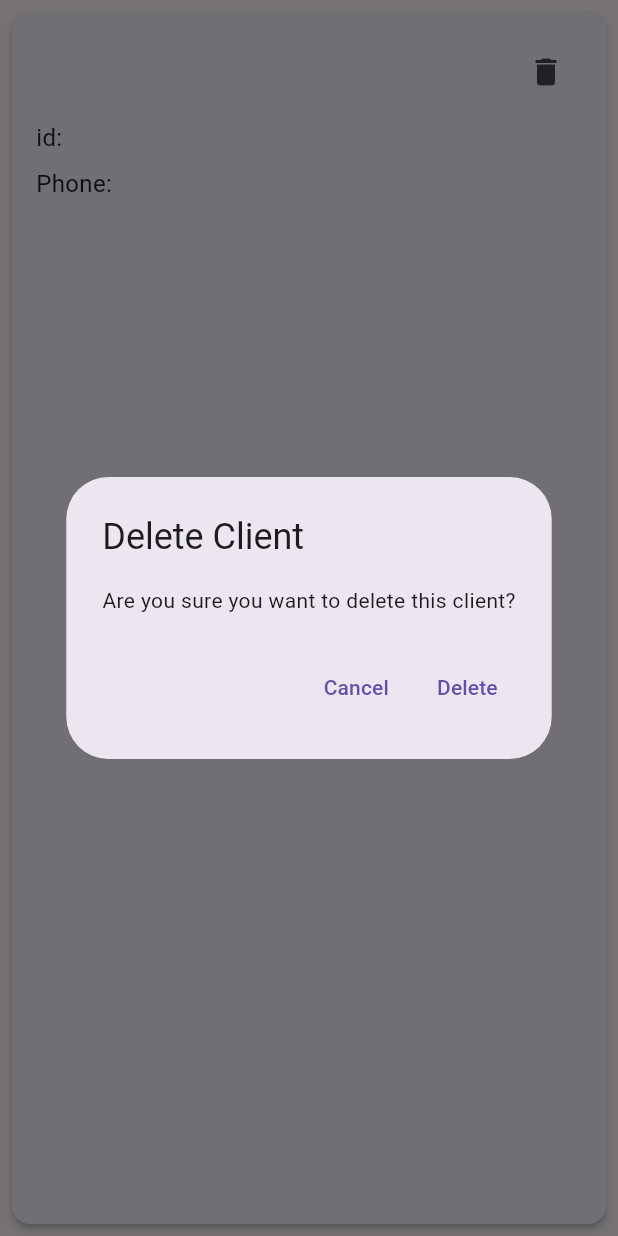
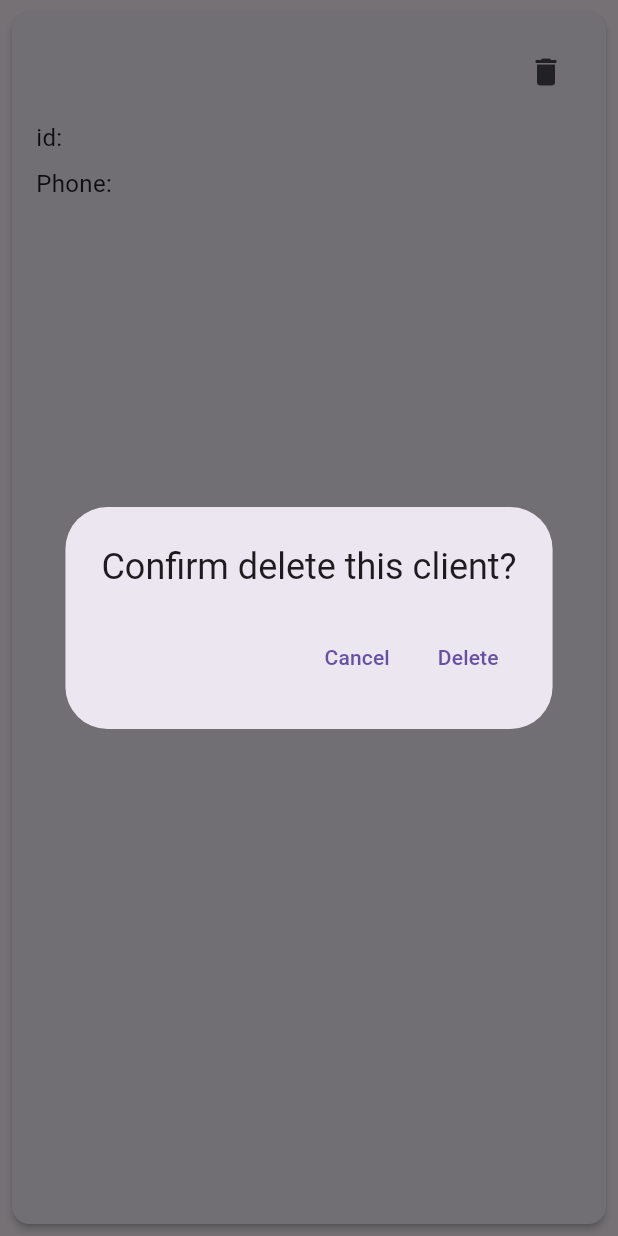
Before and after one commit to Khanin-devmode/finmaker, a Flutter app: the ClientCard widget shown alone on an empty page, opened directly with empty values, after a tap on the "delete" icon, on a phone screen of 412 x 824 dp. Run offline on Flutter 3.47's test engine with Material 3 defaults, Android fonts, the phone set to English and light mode, and no system bars; our stand-ins replace bloc, cloud_firestore, equatable, firebase_auth, firebase_core, flutter_bloc and 1 more; accounts and stored records are empty; network calls fail.

Commit message:
refactor code to delete policy

```diff
--- a/lib/features/clients/presentation/widgets/client_card.dart
+++ b/lib/features/clients/presentation/widgets/client_card.dart
@@ -1,5 +1,6 @@
 import 'package:finmaker/features/clients/data/client_cubit.dart';
 import 'package:finmaker/features/clients/data/client_model.dart';
+import 'package:finmaker/features/common/widgets/confirm_delete_diaglog.dart';
 import 'package:flutter/material.dart';
 import 'package:flutter_bloc/flutter_bloc.dart';
 import 'package:go_router/go_router.dart';
@@ -34,11 +35,13 @@ class ClientCard extends StatelessWidget {
                   ),
                   const Spacer(),
                   IconButton(
-                    icon: Icon(Icons.delete),
+                    icon: const Icon(Icons.delete),
                     onPressed: () async {
-                      final isConfirm =
-                          await showDeleteConfirmationDialog(context, client);
-                      if (isConfirm != null && isConfirm) {
+                      final isConfirm = await confirmDeleteDialog(
+                        context,
+                        title: 'Confirm delete this client?',
+                      );
+                      if (isConfirm == true && context.mounted) {
                         context
                             .read<ClientCubit>()
                             .deleteClient(client.uid as String);
@@ -64,30 +67,3 @@ class ClientCard extends StatelessWidget {
     );
   }
 }
-
-Future<bool?> showDeleteConfirmationDialog(
-    BuildContext context, Client client) {
-  return showDialog<bool>(
-    context: context,
-    builder: (BuildContext context) {
-      return AlertDialog(
-        title: Text('Delete Client'),
-        content: Text('Are you sure you want to delete this client?'),
-        actions: <Widget>[
-          TextButton(
-            onPressed: () {
-              Navigator.of(context).pop(false); // Return false
-            },
-            child: Text('Cancel'),
-          ),
-          TextButton(
-            onPressed: () {
-              Navigator.of(context).pop(true); // Return true
-            },
-            child: Text('Delete'),
-          ),
-        ],
-      );
-    },
-  );
-}
--- /dev/null
+++ b/lib/features/common/widgets/confirm_delete_diaglog.dart
@@ -0,0 +1,28 @@
+import 'package:flutter/material.dart';
+
+Future<bool?> confirmDeleteDialog(BuildContext context,
+    {String? title, String? content}) {
+  return showDialog<bool>(
+    context: context,
+    builder: (BuildContext context) {
+      return AlertDialog(
+        title: title != null ? Text(title) : null,
+        content: content != null ? Text(content) : null,
+        actions: <Widget>[
+          TextButton(
+            onPressed: () {
+              Navigator.of(context).pop(false); // Return false
+            },
+            child: const Text('Cancel'),
+          ),
+          TextButton(
+            onPressed: () {
+              Navigator.of(context).pop(true); // Return true
+            },
+            child: const Text('Delete'),
+          ),
+        ],
+      );
+    },
+  );
+}
--- a/lib/features/policies/data/policy_model.dart
+++ b/lib/features/policies/data/policy_model.dart
@@ -14,7 +14,7 @@ class Policy {
     required this.policyCoverage,
     required this.policyCost,
     this.id,
-    this.clientId,
+    required this.clientId,
   });
 
   final String policyNumber;
@@ -25,7 +25,7 @@ class Policy {
   final double policyCoverage;
   final double policyCost;
   final String? id;
-  final String? clientId;
+  final String clientId;
   final List<Map<int, int>> protections = [];
   final List<CashBenefits> cashIncomes = [];
 
@@ -38,6 +38,7 @@ class Policy {
       'endDate': endDate,
       'policyCoverage': policyCoverage,
       'policyCost': policyCost,
+      'clienId': clientId
     };
   }
 
@@ -58,6 +59,7 @@ class Policy {
       policyCompany: policyData['policyCompany'],
       policyCoverage: policyData['policyCoverage'],
       policyCost: policyData['policyCost'],
+      clientId: policyData['clienId'],
       startDate: startDate,
       endDate: endDate,
     );
@@ -121,7 +123,7 @@ class NewPolicyForms {
   TextEditingController coverage;
   TextEditingController cost;
 
-  Policy toPolicyObj() {
+  Policy toPolicyObj({required String clienId}) {
     return Policy(
         policyNumber: number.text,
         policyName: name.text,
@@ -132,6 +134,6 @@ class NewPolicyForms {
             int.parse(endMonth.text), int.parse(endDay.text)),
         policyCoverage: double.parse(coverage.text),
         policyCost: double.parse(cost.text),
-    );
+        clientId: clienId);
   }
 }
```
Also changed, not shown: lib/features/clients/presentation/client_detail_page.dart (+1 -45 lines), lib/features/policies/data/policy_cubit.dart (+7 -3 lines), lib/features/policies/presentation/add_policy_dialog.dart (+2 -6 lines), lib/features/policies/presentation/policy_card.dart (added, +68 -0 lines). Lines whose indentation alone changed are shown as unchanged.
